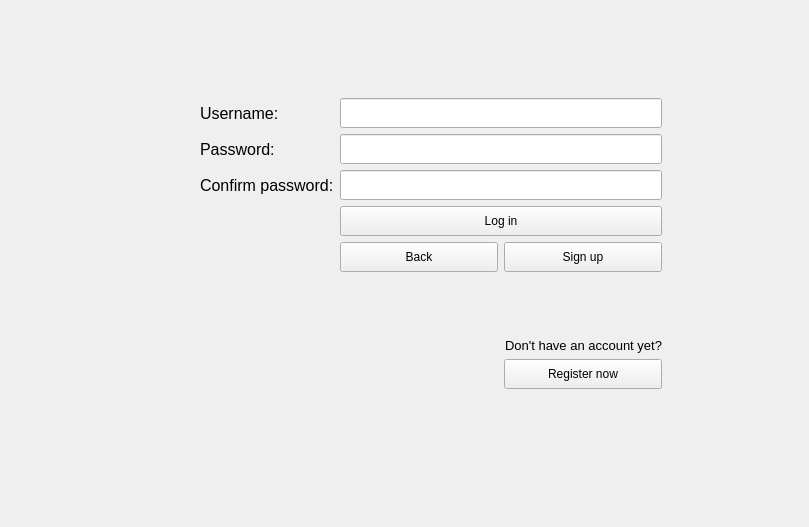
First picture: the form in OnLib/OnLib/LoginWindow.ui, repository Andrew-Gh21/OnLib, before the edit.
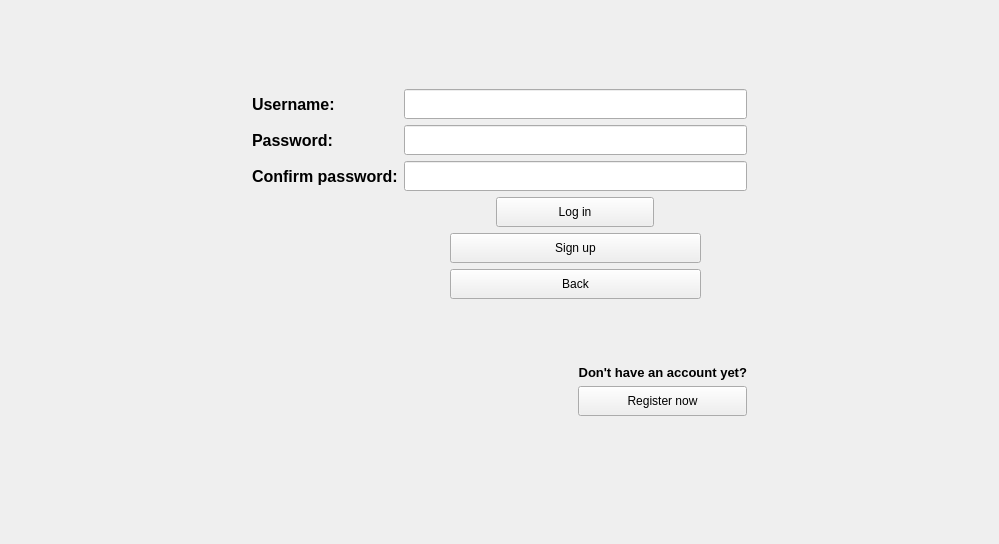
Second picture: the form after the edit.

Commit message:
Small changes at login window
Changed font text and buttons size from login window.

What changed in the file:
```diff
--- a/OnLib/OnLib/LoginWindow.ui
+++ b/OnLib/OnLib/LoginWindow.ui
@@ -6,8 +6,8 @@
    <rect>
     <x>0</x>
     <y>0</y>
-    <width>809</width>
-    <height>527</height>
+    <width>999</width>
+    <height>544</height>
    </rect>
   </property>
   <property name="windowTitle">
@@ -18,27 +18,7 @@
   </property>
   <widget class="QWidget" name="centralWidget">
    <layout class="QGridLayout" name="gridLayout_2">
-    <item row="1" column="1">
-     <widget class="QLabel" name="labelImage">
-      <property name="text">
-       <string/>
-      </property>
-     </widget>
-    </item>
-    <item row="2" column="3">
-     <spacer name="verticalSpacer_4">
-      <property name="orientation">
-       <enum>Qt::Vertical</enum>
-      </property>
-      <property name="sizeHint" stdset="0">
-       <size>
-        <width>20</width>
-        <height>40</height>
-       </size>
-      </property>
-     </spacer>
-    </item>
-    <item row="0" column="3">
+    <item row="0" column="1">
      <spacer name="verticalSpacer_3">
       <property name="orientation">
        <enum>Qt::Vertical</enum>
@@ -51,162 +31,38 @@
       </property>
      </spacer>
     </item>
-    <item row="1" column="2">
-     <spacer name="horizontalSpacer">
+    <item row="2" column="1">
+     <spacer name="verticalSpacer_4">
+      <property name="orientation">
+       <enum>Qt::Vertical</enum>
+      </property>
+      <property name="sizeHint" stdset="0">
+       <size>
+        <width>20</width>
+        <height>40</height>
+       </size>
+      </property>
+     </spacer>
+    </item>
+    <item row="1" column="0">
+     <spacer name="horizontalSpacer_4">
       <property name="orientation">
        <enum>Qt::Horizontal</enum>
       </property>
       <property name="sizeType">
-       <enum>QSizePolicy::Preferred</enum>
+       <enum>QSizePolicy::Expanding</enum>
       </property>
       <property name="sizeHint" stdset="0">
        <size>
-        <width>40</width>
+        <width>10</width>
         <height>20</height>
        </size>
       </property>
      </spacer>
     </item>
-    <item row="1" column="3">
+    <item row="1" column="1">
      <layout class="QGridLayout" name="gridLayout">
-      <item row="2" column="1" colspan="2">
-       <widget class="QLineEdit" name="confirmPasswordLineEdit">
-        <property name="minimumSize">
-         <size>
-          <width>0</width>
-          <height>30</height>
-         </size>
-        </property>
-        <property name="font">
-         <font>
-          <pointsize>11</pointsize>
-         </font>
-        </property>
-        <property name="maxLength">
-         <number>20</number>
-        </property>
-        <property name="echoMode">
-         <enum>QLineEdit::Password</enum>
-        </property>
-       </widget>
-      </item>
-      <item row="7" column="2">
-       <widget class="QLabel" name="registerButtonLabel">
-        <property name="font">
-         <font>
-          <family>Arial</family>
-          <pointsize>10</pointsize>
-          <weight>50</weight>
-          <bold>false</bold>
-         </font>
-        </property>
-        <property name="text">
-         <string>Don't have an account yet?</string>
-        </property>
-        <property name="alignment">
-         <set>Qt::AlignRight|Qt::AlignTrailing|Qt::AlignVCenter</set>
-        </property>
-       </widget>
-      </item>
-      <item row="5" column="1" colspan="2">
-       <spacer name="horizontalSpacer_3">
-        <property name="orientation">
-         <enum>Qt::Horizontal</enum>
-        </property>
-        <property name="sizeHint" stdset="0">
-         <size>
-          <width>300</width>
-          <height>20</height>
-         </size>
-        </property>
-       </spacer>
-      </item>
-      <item row="6" column="2">
-       <spacer name="verticalSpacer">
-        <property name="orientation">
-         <enum>Qt::Vertical</enum>
-        </property>
-        <property name="sizeHint" stdset="0">
-         <size>
-          <width>20</width>
-          <height>40</height>
-         </size>
-        </property>
-       </spacer>
-      </item>
-      <item row="1" column="0">
-       <widget class="QLabel" name="passwordLabel">
-        <property name="font">
-         <font>
-          <family>Arial</family>
-          <pointsize>12</pointsize>
-         </font>
-        </property>
-        <property name="text">
-         <string>Password:</string>
-        </property>
-       </widget>
-      </item>
-      <item row="8" column="2">
-       <widget class="QPushButton" name="registerButton">
-        <property name="minimumSize">
-         <size>
-          <width>158</width>
-          <height>30</height>
-         </size>
-        </property>
-        <property name="font">
-         <font>
-          <pointsize>9</pointsize>
-         </font>
-        </property>
-        <property name="styleSheet">
-         <string notr="true">min-width: 9em;
-padding: 6px;
-color: black;</string>
-        </property>
-        <property name="text">
-         <string>Register now</string>
-        </property>
-       </widget>
-      </item>
-      <item row="2" column="0">
-       <widget class="QLabel" name="confirmPasswordLabel">
-        <property name="font">
-         <font>
-          <family>Arial</family>
-          <pointsize>12</pointsize>
-         </font>
-        </property>
-        <property name="text">
-         <string>Confirm password:</string>
-        </property>
-       </widget>
-      </item>
-      <item row="3" column="1" colspan="2">
-       <widget class="QPushButton" name="loginButton">
-        <property name="minimumSize">
-         <size>
-          <width>158</width>
-          <height>30</height>
-         </size>
-        </property>
-        <property name="font">
-         <font>
-          <pointsize>9</pointsize>
-         </font>
-        </property>
-        <property name="styleSheet">
-         <string notr="true">min-width: 9em;
-padding: 6px;
-color: black;</string>
-        </property>
-        <property name="text">
-         <string>Log in</string>
-        </property>
-       </widget>
-      </item>
-      <item row="0" column="1" colspan="2">
+      <item row="0" column="1" colspan="6">
        <widget class="QLineEdit" name="usernameLineEdit">
         <property name="minimumSize">
          <size>
@@ -230,27 +86,6 @@
         </property>
        </widget>
       </item>
-      <item row="1" column="1" colspan="2">
-       <widget class="QLineEdit" name="passwordLineEdit">
-        <property name="minimumSize">
-         <size>
-          <width>0</width>
-          <height>30</height>
-         </size>
-        </property>
-        <property name="font">
-         <font>
-          <pointsize>11</pointsize>
-         </font>
-        </property>
-        <property name="maxLength">
-         <number>20</number>
-        </property>
-        <property name="echoMode">
-         <enum>QLineEdit::Password</enum>
-        </property>
-       </widget>
-      </item>
       <item row="0" column="0">
        <widget class="QLabel" name="usernameLabel">
         <property name="sizePolicy">
@@ -263,6 +98,8 @@
          <font>
           <family>Arial</family>
           <pointsize>12</pointsize>
+          <weight>75</weight>
+          <bold>true</bold>
          </font>
         </property>
         <property name="text">
@@ -270,7 +107,71 @@
         </property>
        </widget>
       </item>
-      <item row="9" column="2">
+      <item row="1" column="0">
+       <widget class="QLabel" name="passwordLabel">
+        <property name="font">
+         <font>
+          <family>Arial</family>
+          <pointsize>12</pointsize>
+          <weight>75</weight>
+          <bold>true</bold>
+         </font>
+        </property>
+        <property name="text">
+         <string>Password:</string>
+        </property>
+       </widget>
+      </item>
+      <item row="3" column="3" colspan="2">
+       <widget class="QPushButton" name="loginButton">
+        <property name="minimumSize">
+         <size>
+          <width>158</width>
+          <height>30</height>
+         </size>
+        </property>
+        <property name="maximumSize">
+         <size>
+          <width>100</width>
+          <height>16777215</height>
+         </size>
+        </property>
+        <property name="font">
+         <font>
+          <pointsize>9</pointsize>
+          <weight>50</weight>
+          <bold>false</bold>
+         </font>
+        </property>
+        <property name="styleSheet">
+         <string notr="true">min-width: 9em;
+padding: 6px;
+color: black;</string>
+        </property>
+        <property name="text">
+         <string>Log in</string>
+        </property>
+       </widget>
+      </item>
+      <item row="8" column="4" colspan="3">
+       <widget class="QLabel" name="registerButtonLabel">
+        <property name="font">
+         <font>
+          <family>Arial</family>
+          <pointsize>10</pointsize>
+          <weight>75</weight>
+          <bold>true</bold>
+         </font>
+        </property>
+        <property name="text">
+         <string>Don't have an account yet?</string>
+        </property>
+        <property name="alignment">
+         <set>Qt::AlignRight|Qt::AlignTrailing|Qt::AlignVCenter</set>
+        </property>
+       </widget>
+      </item>
+      <item row="10" column="4">
        <spacer name="verticalSpacer_2">
         <property name="orientation">
          <enum>Qt::Vertical</enum>
@@ -283,7 +184,152 @@
         </property>
        </spacer>
       </item>
-      <item row="4" column="2">
+      <item row="2" column="0">
+       <widget class="QLabel" name="confirmPasswordLabel">
+        <property name="font">
+         <font>
+          <family>Arial</family>
+          <pointsize>12</pointsize>
+          <weight>75</weight>
+          <bold>true</bold>
+         </font>
+        </property>
+        <property name="text">
+         <string>Confirm password:</string>
+        </property>
+       </widget>
+      </item>
+      <item row="2" column="1" colspan="6">
+       <widget class="QLineEdit" name="confirmPasswordLineEdit">
+        <property name="minimumSize">
+         <size>
+          <width>0</width>
+          <height>30</height>
+         </size>
+        </property>
+        <property name="font">
+         <font>
+          <pointsize>11</pointsize>
+         </font>
+        </property>
+        <property name="maxLength">
+         <number>20</number>
+        </property>
+        <property name="echoMode">
+         <enum>QLineEdit::Password</enum>
+        </property>
+       </widget>
+      </item>
+      <item row="1" column="1" colspan="6">
+       <widget class="QLineEdit" name="passwordLineEdit">
+        <property name="minimumSize">
+         <size>
+          <width>0</width>
+          <height>30</height>
+         </size>
+        </property>
+        <property name="font">
+         <font>
+          <pointsize>11</pointsize>
+         </font>
+        </property>
+        <property name="maxLength">
+         <number>20</number>
+        </property>
+        <property name="echoMode">
+         <enum>QLineEdit::Password</enum>
+        </property>
+       </widget>
+      </item>
+      <item row="9" column="4" colspan="3">
+       <widget class="QPushButton" name="registerButton">
+        <property name="minimumSize">
+         <size>
+          <width>158</width>
+          <height>30</height>
+         </size>
+        </property>
+        <property name="font">
+         <font>
+          <pointsize>9</pointsize>
+         </font>
+        </property>
+        <property name="styleSheet">
+         <string notr="true">min-width: 9em;
+padding: 6px;
+color: black;</string>
+        </property>
+        <property name="text">
+         <string>Register now</string>
+        </property>
+       </widget>
+      </item>
+      <item row="6" column="1" colspan="6">
+       <spacer name="horizontalSpacer_3">
+        <property name="orientation">
+         <enum>Qt::Horizontal</enum>
+        </property>
+        <property name="sizeHint" stdset="0">
+         <size>
+          <width>300</width>
+          <height>20</height>
+         </size>
+        </property>
+       </spacer>
+      </item>
+      <item row="4" column="6">
+       <spacer name="horizontalSpacer">
+        <property name="orientation">
+         <enum>Qt::Horizontal</enum>
+        </property>
+        <property name="sizeHint" stdset="0">
+         <size>
+          <width>40</width>
+          <height>20</height>
+         </size>
+        </property>
+       </spacer>
+      </item>
+      <item row="7" column="4">
+       <spacer name="verticalSpacer">
+        <property name="orientation">
+         <enum>Qt::Vertical</enum>
+        </property>
+        <property name="sizeHint" stdset="0">
+         <size>
+          <width>20</width>
+          <height>40</height>
+         </size>
+        </property>
+       </spacer>
+      </item>
+      <item row="4" column="1">
+       <spacer name="horizontalSpacer_6">
+        <property name="orientation">
+         <enum>Qt::Horizontal</enum>
+        </property>
+        <property name="sizeHint" stdset="0">
+         <size>
+          <width>40</width>
+          <height>20</height>
+         </size>
+        </property>
+       </spacer>
+      </item>
+      <item row="3" column="5">
+       <spacer name="horizontalSpacer_5">
+        <property name="orientation">
+         <enum>Qt::Horizontal</enum>
+        </property>
+        <property name="sizeHint" stdset="0">
+         <size>
+          <width>40</width>
+          <height>20</height>
+         </size>
+        </property>
+       </spacer>
+      </item>
+      <item row="4" column="2" colspan="4">
        <widget class="QPushButton" name="signupButton">
         <property name="minimumSize">
          <size>
@@ -306,7 +352,7 @@
         </property>
        </widget>
       </item>
-      <item row="4" column="1">
+      <item row="5" column="2" colspan="4">
        <widget class="QPushButton" name="backToLoginButton">
         <property name="minimumSize">
          <size>
@@ -329,9 +375,22 @@
         </property>
        </widget>
       </item>
+      <item row="3" column="2">
+       <spacer name="horizontalSpacer_7">
+        <property name="orientation">
+         <enum>Qt::Horizontal</enum>
+        </property>
+        <property name="sizeHint" stdset="0">
+         <size>
+          <width>40</width>
+          <height>20</height>
+         </size>
+        </property>
+       </spacer>
+      </item>
      </layout>
     </item>
-    <item row="1" column="4">
+    <item row="1" column="2">
      <spacer name="horizontalSpacer_2">
       <property name="orientation">
        <enum>Qt::Horizontal</enum>
```
Left out of the diff: 16 changed lines with no effect on the pictures. The commit also changes 1 other file.
